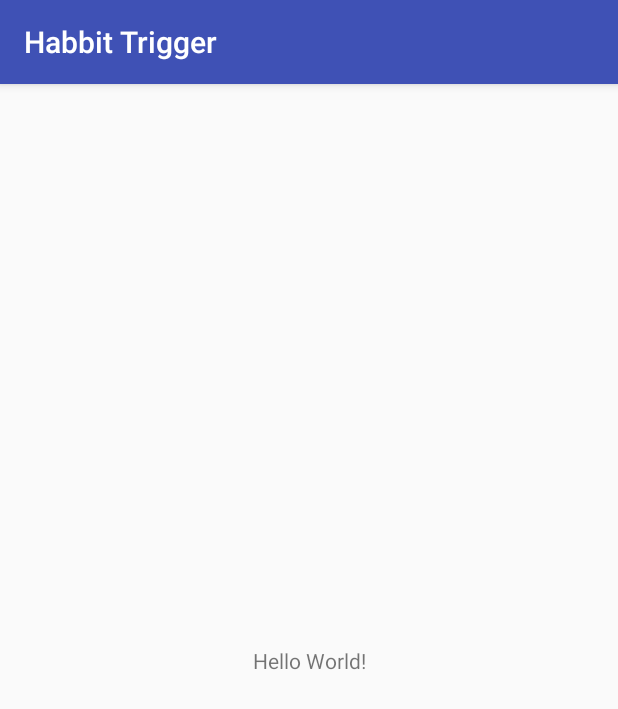
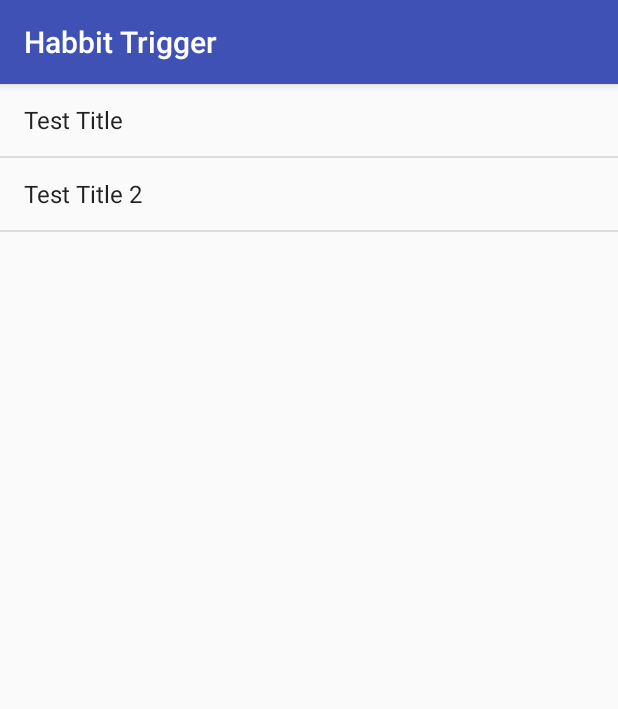
Before and after one commit to NERDYLIZARD/HabbitTrigger, an Android app: the screen it shows after launch (TriggerListActivity), on a phone screen of 412 x 824 dp. Shown: the top 709 px of the screen. Run offline under Robolectric (Android 15) with nearby library versions, the phone set to English and light mode, and no system bars.

Commit message:
TriggerList view with fragment

```diff
--- a/app/build.gradle
+++ b/app/build.gradle
@@ -24,6 +24,7 @@ dependencies {
     implementation fileTree(include: ['*.jar'], dir: 'libs')
     implementation 'com.android.support:appcompat-v7:26.1.0'
     implementation 'com.android.support.constraint:constraint-layout:1.0.2'
+    implementation 'com.android.support:support-v4:26.1.0'
     testImplementation 'junit:junit:4.12'
     androidTestImplementation 'com.android.support.test:runner:1.0.1'
     androidTestImplementation 'com.android.support.test.espresso:espresso-core:3.0.1'
--- a/app/src/main/java/com/example/hoppies/habbittrigger/TriggerListActivity.java
+++ b/app/src/main/java/com/example/hoppies/habbittrigger/TriggerListActivity.java
@@ -18,8 +18,8 @@ public class TriggerListActivity extends AppCompatActivity
 
     // test create alarm
     triggerManager = new TriggerManager(this);
-    triggerManager.setSpecifiedTimeTrigger(specifiedTimeTrigger.id, specifiedTimeTrigger.days, specifiedTimeTrigger.times);
-    triggerManager.setIntervalTrigger(intervalTrigger.id, intervalTrigger.days, intervalTrigger.beginningTime, intervalTrigger.endingTime, intervalTrigger.interval);
+//    triggerManager.setSpecifiedTimeTrigger(specifiedTimeTrigger.id, specifiedTimeTrigger.days, specifiedTimeTrigger.times);
+//    triggerManager.setIntervalTrigger(intervalTrigger.id, intervalTrigger.days, intervalTrigger.beginningTime, intervalTrigger.endingTime, intervalTrigger.interval);
   }
 
 }
--- /dev/null
+++ b/app/src/main/java/com/example/hoppies/habbittrigger/TriggerListFragment.java
@@ -0,0 +1,43 @@
+package com.example.hoppies.habbittrigger;
+
+
+import android.os.Bundle;
+import android.support.v4.app.Fragment;
+import android.support.v4.app.ListFragment;
+import android.view.LayoutInflater;
+import android.view.View;
+import android.view.ViewGroup;
+import android.widget.ArrayAdapter;
+import android.widget.TextView;
+
+/**
+ * A simple {@link Fragment} subclass.
+ */
+public class TriggerListFragment extends ListFragment
+{
+
+
+  public TriggerListFragment()
+  {
+    // Required empty public constructor
+  }
+
+
+  @Override
+  public View onCreateView(LayoutInflater inflater, ViewGroup container,
+                           Bundle savedInstanceState)
+  {
+    String [] triggerTitles = new String[Trigger.triggers.length];
+    for (int i = 0; i < triggerTitles.length; ++i)
+      triggerTitles[i] = Trigger.triggers[i].title;
+
+    setListAdapter(new ArrayAdapter<String>(
+            inflater.getContext(),
+            android.R.layout.simple_list_item_1,
+            triggerTitles
+    ));
+
+    return super.onCreateView(inflater, container, savedInstanceState);
+  }
+
+}
--- a/app/src/main/res/layout/activity_trigger_list.xml
+++ b/app/src/main/res/layout/activity_trigger_list.xml
@@ -6,13 +6,9 @@
   android:layout_height="match_parent"
   tools:context="com.example.hoppies.habbittrigger.TriggerListActivity">
 
-  <TextView
-    android:layout_width="wrap_content"
-    android:layout_height="wrap_content"
-    android:text="Hello World!"
-    app:layout_constraintBottom_toBottomOf="parent"
-    app:layout_constraintLeft_toLeftOf="parent"
-    app:layout_constraintRight_toRightOf="parent"
-    app:layout_constraintTop_toTopOf="parent" />
-
+  <fragment
+    android:id="@+id/fragment_trigger_list"
+    android:name="com.example.hoppies.habbittrigger.TriggerListFragment"
+    android:layout_width="match_parent"
+    android:layout_height="match_parent" />
 </android.support.constraint.ConstraintLayout>
```
